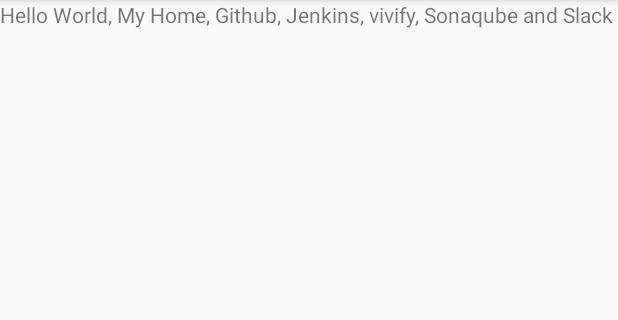
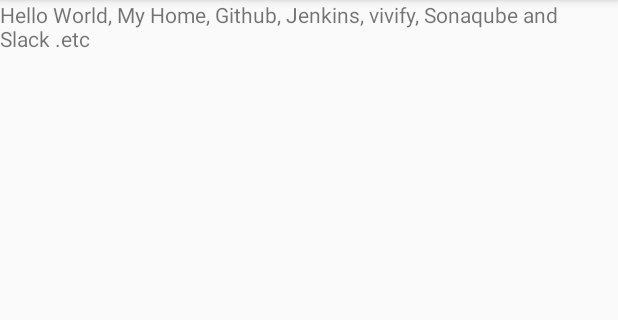
Before and after one commit to lhh8048/githubtestandroid, an Android app: the screen it shows after launch (MainActivity), on a phone screen of 412 x 824 dp, the part 84-404 px from its top. Run offline under Robolectric (Android 15) with nearby library versions, the phone set to English and light mode, and no system bars.

Commit message:
Doing dddd #TBFL-2#TBFL-7 #TBFL-8 AASE#TBFL-10ANSOE END

```diff
--- a/app/src/main/java/com/example/github_test_android/MainActivity.java
+++ b/app/src/main/java/com/example/github_test_android/MainActivity.java
@@ -11,7 +11,7 @@ public class MainActivity extends AppCompatActivity {
         super.onCreate(savedInstanceState);
         setContentView(R.layout.activity_main);
         TextView a = new TextView(this);
-        a.setText("Hello World, My Home, Github, Jenkins, vivify, Sonaqube and Slack");
+        a.setText("Hello World, My Home, Github, Jenkins, vivify, Sonaqube and Slack .etc");
         setContentView(a);
     }
 }
```
